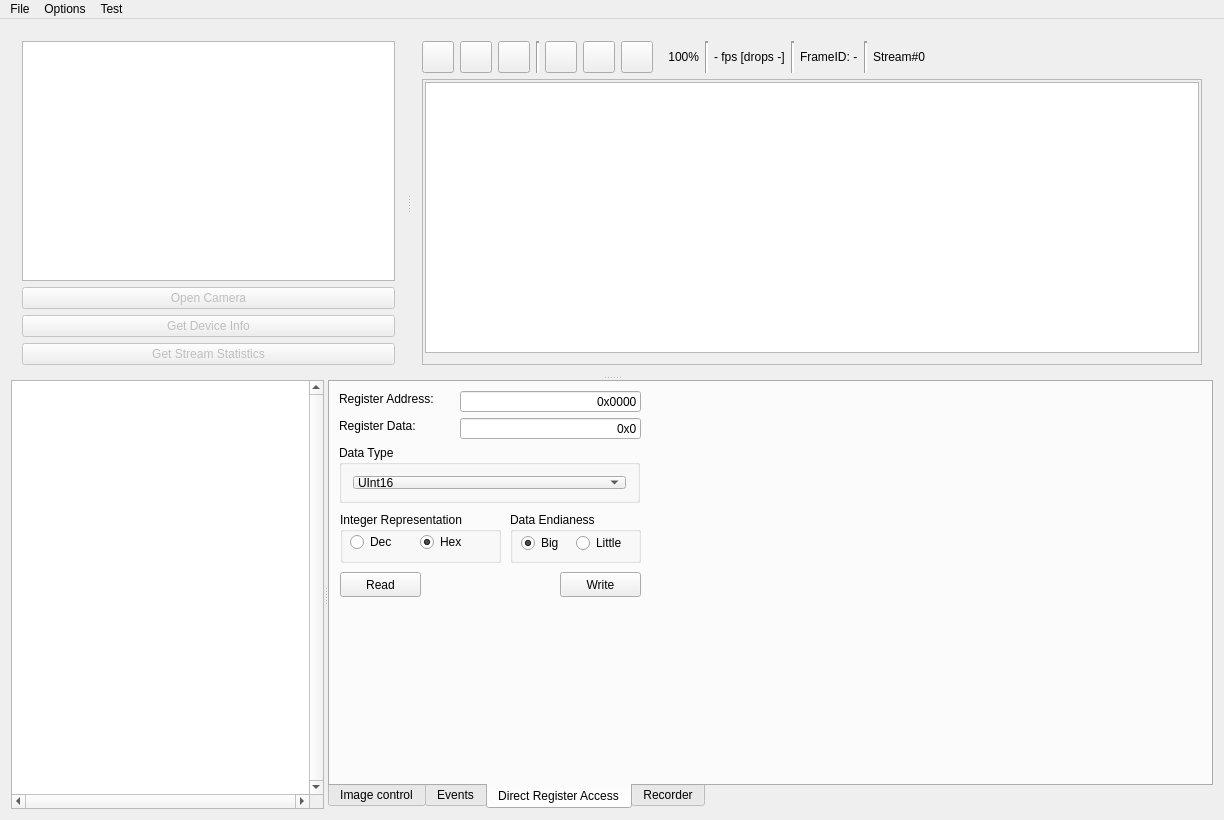
Qt form Source/res/v4l2test.ui (alliedvision/V4L2Viewer) before a commit.
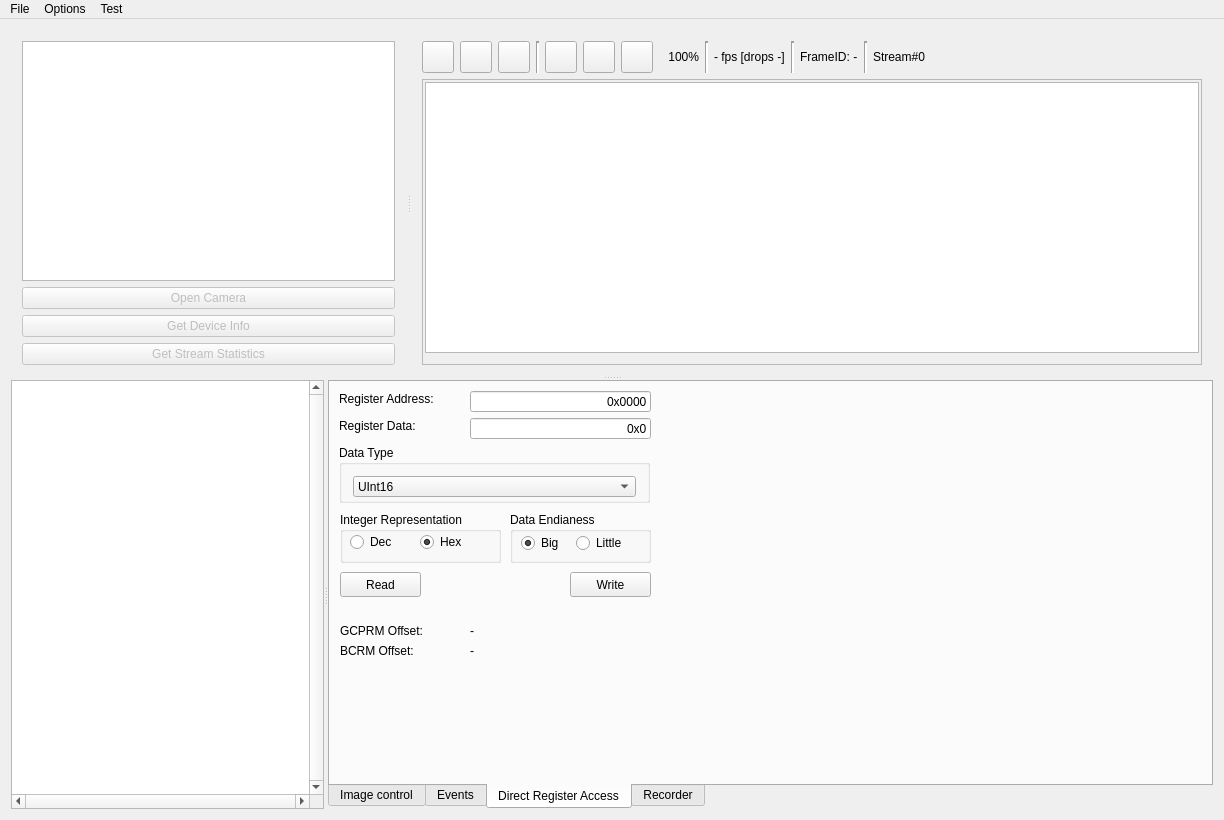
The same form after that commit. The open tabs and pages were chosen to show the change. Icons and pictures are not drawn.

```diff
--- a/Source/res/v4l2test.ui
+++ b/Source/res/v4l2test.ui
@@ -1612,7 +1612,7 @@
            <rect>
             <x>9</x>
             <y>9</y>
-            <width>105</width>
+            <width>121</width>
             <height>16</height>
            </rect>
           </property>
@@ -1625,7 +1625,7 @@
            <rect>
             <x>9</x>
             <y>36</y>
-            <width>86</width>
+            <width>121</width>
             <height>16</height>
            </rect>
           </property>
@@ -1636,7 +1636,7 @@
          <widget class="QLineEdit" name="m_DirectRegisterAccessAddressLineEdit">
           <property name="geometry">
            <rect>
-            <x>130</x>
+            <x>140</x>
             <y>9</y>
             <width>181</width>
             <height>21</height>
@@ -1652,7 +1652,7 @@
          <widget class="QLineEdit" name="m_DirectRegisterAccessDataLineEdit">
           <property name="geometry">
            <rect>
-            <x>130</x>
+            <x>140</x>
             <y>36</y>
             <width>181</width>
             <height>21</height>
@@ -1731,7 +1731,7 @@
            <rect>
             <x>180</x>
             <y>130</y>
-            <width>131</width>
+            <width>141</width>
             <height>51</height>
            </rect>
           </property>
@@ -1776,7 +1776,7 @@
            <rect>
             <x>9</x>
             <y>63</y>
-            <width>301</width>
+            <width>311</width>
             <height>58</height>
            </rect>
           </property>
@@ -1789,6 +1789,18 @@
            </property>
            <item row="0" column="0">
             <widget class="QComboBox" name="m_DataTypeCombo">
+             <property name="sizePolicy">
+              <sizepolicy hsizetype="Preferred" vsizetype="Fixed">
+               <horstretch>0</horstretch>
+               <verstretch>0</verstretch>
+              </sizepolicy>
+             </property>
+             <property name="minimumSize">
+              <size>
+               <width>0</width>
+               <height>21</height>
+              </size>
+             </property>
              <property name="currentIndex">
               <number>3</number>
              </property>
@@ -1847,7 +1859,7 @@
          <widget class="QPushButton" name="m_DirectRegisterAccessWriteButton">
           <property name="geometry">
            <rect>
-            <x>230</x>
+            <x>240</x>
             <y>190</y>
             <width>81</width>
             <height>25</height>
@@ -1857,6 +1869,58 @@
            <string>Write</string>
           </property>
          </widget>
+         <widget class="QLabel" name="label_9">
+          <property name="geometry">
+           <rect>
+            <x>10</x>
+            <y>260</y>
+            <width>121</width>
+            <height>17</height>
+           </rect>
+          </property>
+          <property name="text">
+           <string>BCRM Offset:</string>
+          </property>
+         </widget>
+         <widget class="QLabel" name="m_BCRMOffset">
+          <property name="geometry">
+           <rect>
+            <x>140</x>
+            <y>260</y>
+            <width>81</width>
+            <height>17</height>
+           </rect>
+          </property>
+          <property name="text">
+           <string>-</string>
+          </property>
+         </widget>
+         <widget class="QLabel" name="label_31">
+          <property name="geometry">
+           <rect>
+            <x>10</x>
+            <y>240</y>
+            <width>121</width>
+            <height>17</height>
+           </rect>
+          </property>
+          <property name="text">
+           <string>GCPRM Offset:</string>
+          </property>
+         </widget>
+         <widget class="QLabel" name="m_GCPRMOffset">
+          <property name="geometry">
+           <rect>
+            <x>140</x>
+            <y>240</y>
+            <width>81</width>
+            <height>17</height>
+           </rect>
+          </property>
+          <property name="text">
+           <string>-</string>
+          </property>
+         </widget>
         </widget>
         <widget class="QWidget" name="m_RecordTab">
          <attribute name="title">
```
Left out of the diff: 8 changed lines with no effect on the pictures.
